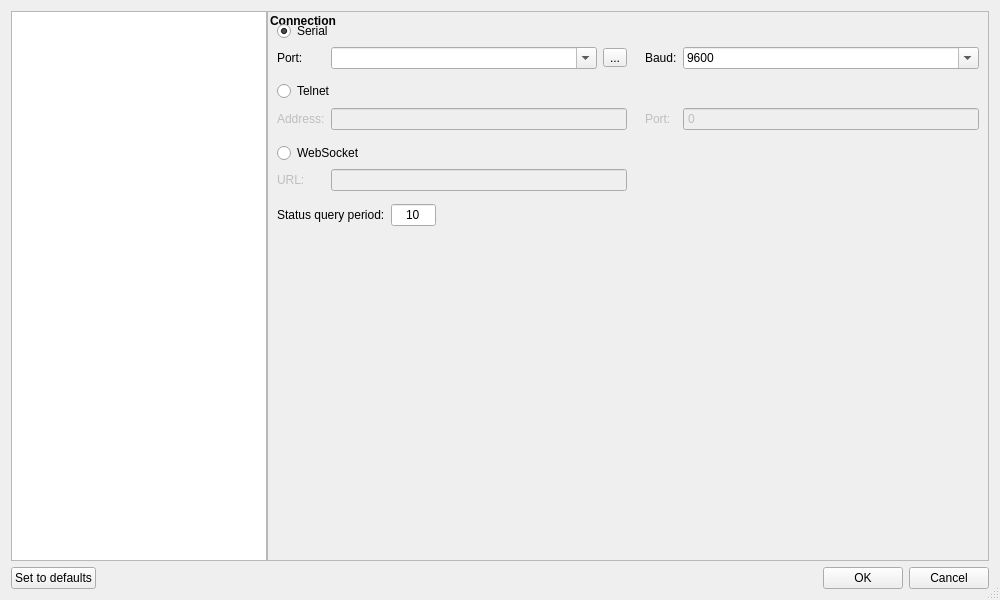
Qt form src/candle/frmsettings.ui (Denvi/Candle) before a commit.
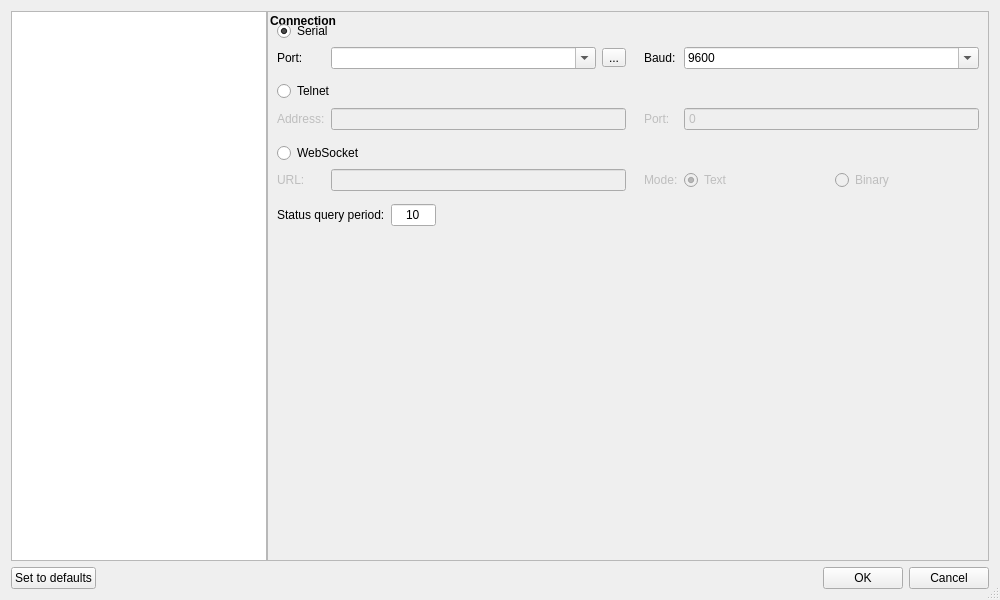
The same form after that commit. Icons and pictures are not drawn. Custom widgets are drawn as their Qt base class.

Commit message: Added binary/text mode switcher for websocket connection

```diff
--- a/src/candle/frmsettings.ui
+++ b/src/candle/frmsettings.ui
@@ -68,7 +68,7 @@
           <x>0</x>
           <y>0</y>
           <width>697</width>
-          <height>618</height>
+          <height>597</height>
          </rect>
         </property>
         <layout class="QVBoxLayout" name="verticalLayout_10">
@@ -330,6 +330,57 @@
                     </property>
                    </spacer>
                   </item>
+                  <item row="7" column="3">
+                   <widget class="QLabel" name="label_37">
+                    <property name="enabled">
+                     <bool>false</bool>
+                    </property>
+                    <property name="text">
+                     <string>Mode:</string>
+                    </property>
+                   </widget>
+                  </item>
+                  <item row="7" column="4">
+                   <widget class="QWidget" name="widget_5" native="true">
+                    <layout class="QHBoxLayout" name="horizontalLayout_11">
+                     <property name="leftMargin">
+                      <number>0</number>
+                     </property>
+                     <property name="topMargin">
+                      <number>0</number>
+                     </property>
+                     <property name="rightMargin">
+                      <number>0</number>
+                     </property>
+                     <property name="bottomMargin">
+                      <number>0</number>
+                     </property>
+                     <item>
+                      <widget class="QRadioButton" name="radWebSocketModeText">
+                       <property name="enabled">
+                        <bool>false</bool>
+                       </property>
+                       <property name="text">
+                        <string>Text</string>
+                       </property>
+                       <property name="checked">
+                        <bool>true</bool>
+                       </property>
+                      </widget>
+                     </item>
+                     <item>
+                      <widget class="QRadioButton" name="radWebSocketModeBinary">
+                       <property name="enabled">
+                        <bool>false</bool>
+                       </property>
+                       <property name="text">
+                        <string>Binary</string>
+                       </property>
+                      </widget>
+                     </item>
+                    </layout>
+                   </widget>
+                  </item>
                  </layout>
                 </item>
                 <item>
```
Left out of the diff: 48 changed lines with no effect on the pictures. The commit also changes 10 other files.
